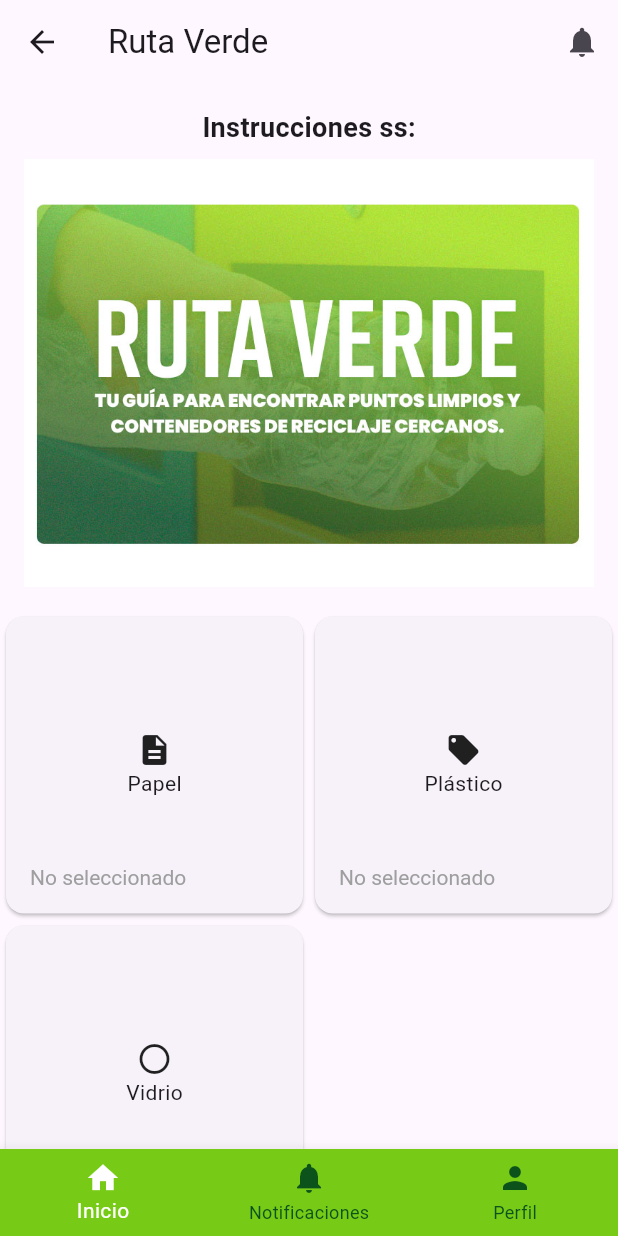
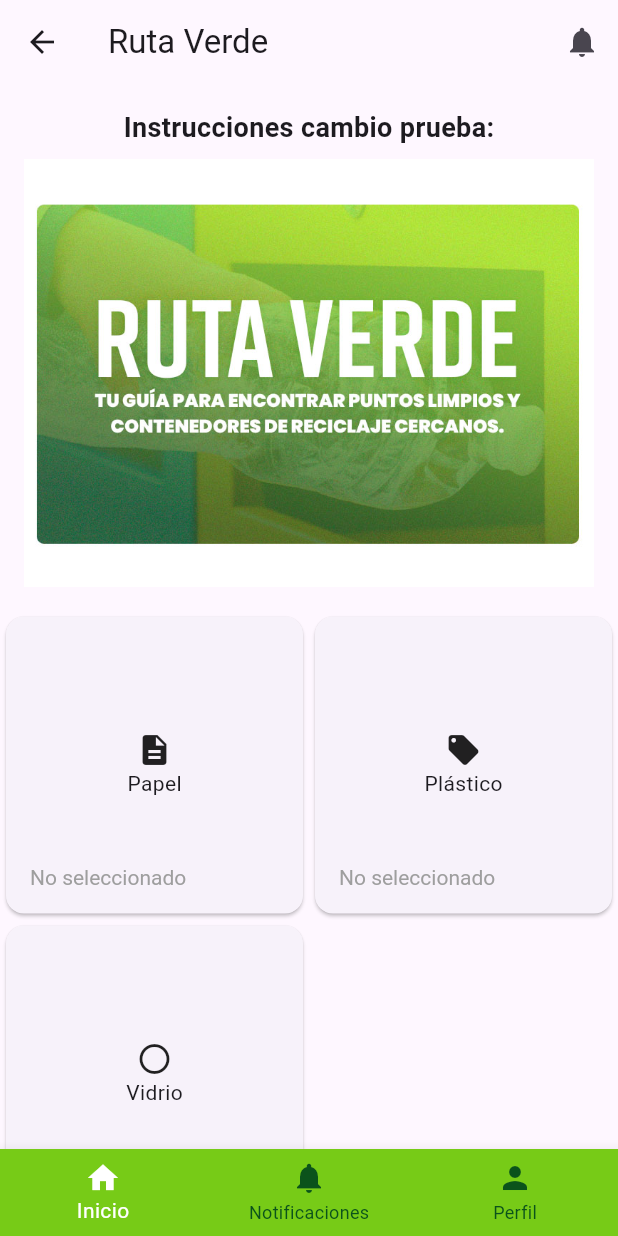
Before and after one commit to nanopaez/smart_city, a Flutter app: the HomeScreen screen opened directly, on a phone screen of 412 x 824 dp. Run offline on Flutter 3.47's test engine with Material 2 defaults, Android fonts, the phone set to English and light mode, and no system bars.

Commit message:
cambios 26 octo

```diff
--- a/lib/screens/home.dart
+++ b/lib/screens/home.dart
@@ -33,7 +33,7 @@ class HomeScreenState extends State<HomeScreen> {
             child: Column(
               children: [
                 const Text(
-                  'Instrucciones ss:',
+                  'Instrucciones cambio prueba:',
                   style: TextStyle(
                     fontSize: 18,
                     fontWeight: FontWeight.bold,
```
